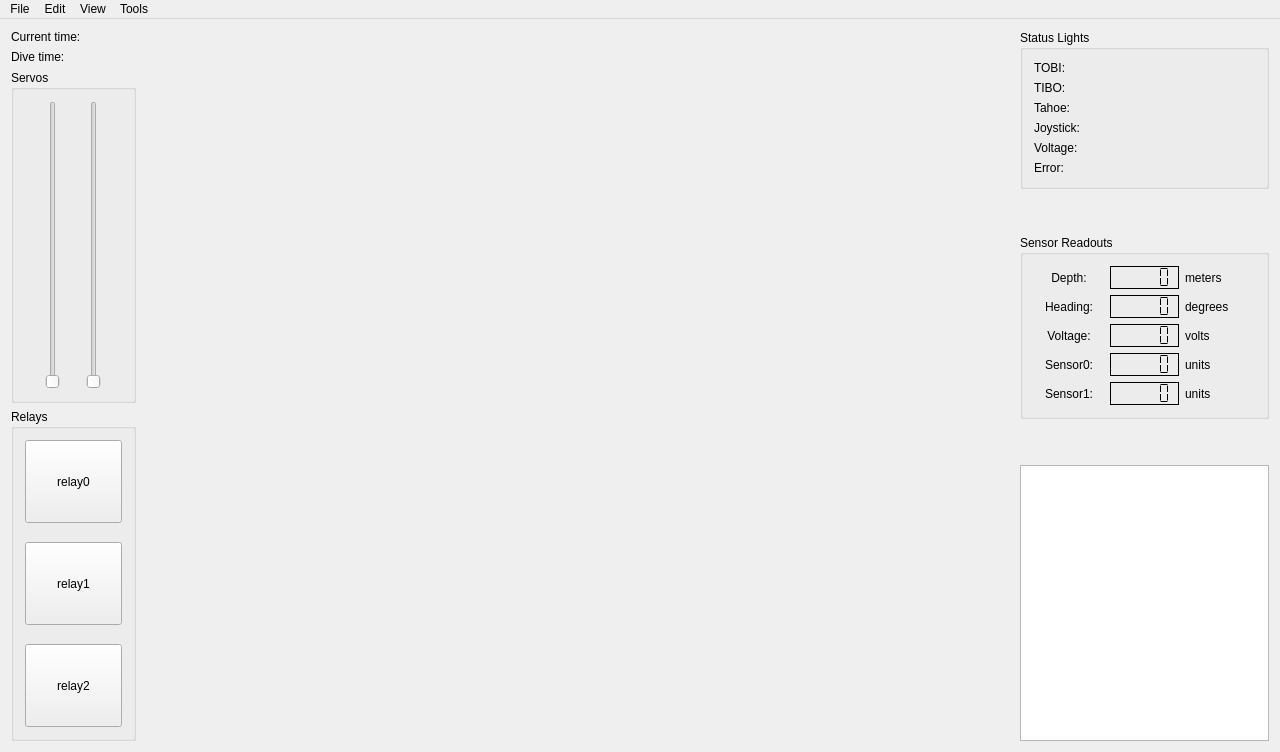
Old version of the form Monterey/mainwindow.ui in the repository rovsuite/monterey.
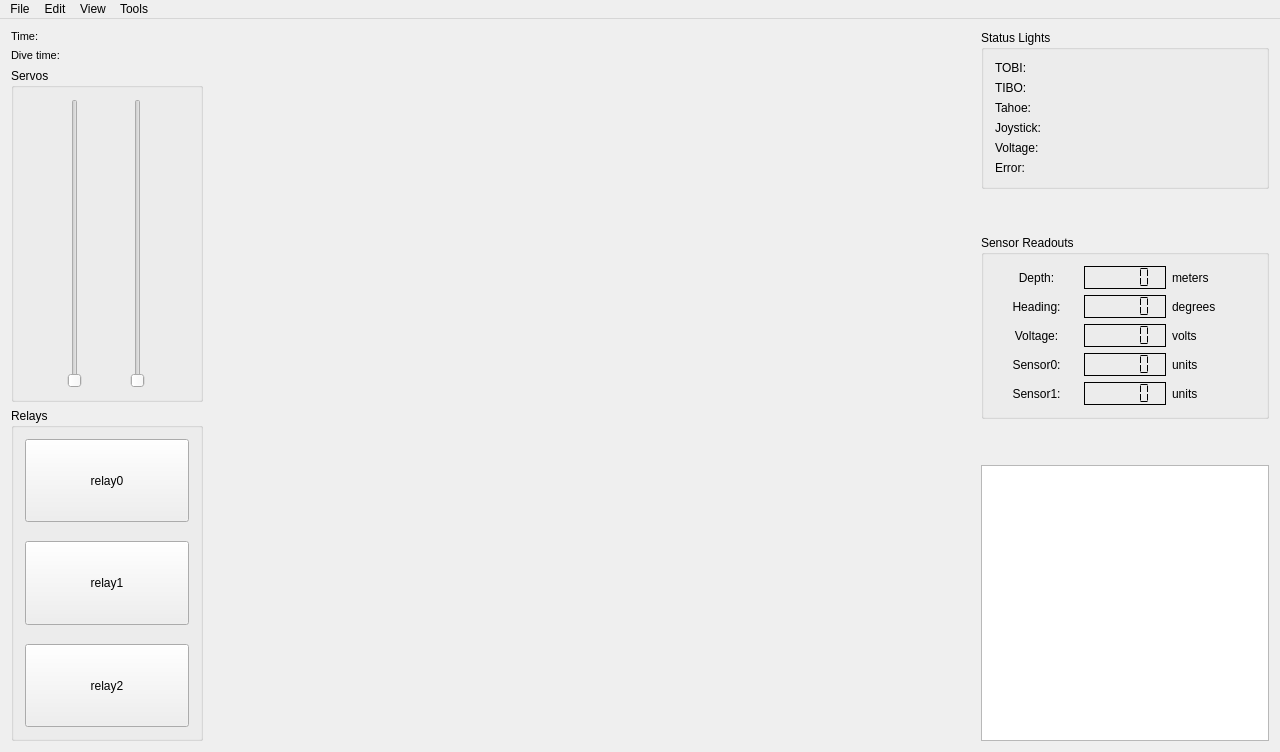
New version of the form. Custom widgets are drawn as their Qt base class.

What changed in the file:
```diff
--- a/Monterey/mainwindow.ui
+++ b/Monterey/mainwindow.ui
@@ -26,7 +26,7 @@
    <string>Monterey ROV Controller</string>
   </property>
   <widget class="QWidget" name="centralWidget">
-   <layout class="QGridLayout" name="gridLayout_5" columnstretch="1,7,2">
+   <layout class="QGridLayout" name="gridLayout_5" columnstretch="2,8,3">
     <item row="0" column="0">
      <layout class="QVBoxLayout" name="verticalLayout_4">
       <item>
@@ -35,11 +35,12 @@
          <widget class="QLabel" name="label_11">
           <property name="font">
            <font>
+            <pointsize>8</pointsize>
             <stylestrategy>PreferAntialias</stylestrategy>
            </font>
           </property>
           <property name="text">
-           <string>Current time:</string>
+           <string>Time:</string>
           </property>
          </widget>
         </item>
@@ -47,6 +48,7 @@
          <widget class="QLabel" name="labCurrentTime">
           <property name="font">
            <font>
+            <pointsize>8</pointsize>
             <stylestrategy>PreferAntialias</stylestrategy>
            </font>
           </property>
@@ -59,6 +61,7 @@
          <widget class="QLabel" name="label_13">
           <property name="font">
            <font>
+            <pointsize>8</pointsize>
             <stylestrategy>PreferAntialias</stylestrategy>
            </font>
           </property>
@@ -71,6 +74,7 @@
          <widget class="QLabel" name="labDiveTime">
           <property name="font">
            <font>
+            <pointsize>8</pointsize>
             <stylestrategy>PreferAntialias</stylestrategy>
            </font>
           </property>
```
Left out of the diff: 15 changed lines with no effect on the pictures.
